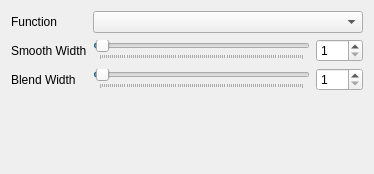
david-cattermole/mayaMatchMoveSolver, file python/mmSolver/tools/smoothkeyframes/ui/smoothkeys_layout.ui: the form before one commit.
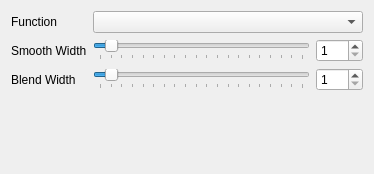
The form after the commit.

Commit message: Changed 'smooth keys' UI slider maximum values to be lower.

What changed in the file:
```diff
--- a/python/mmSolver/tools/smoothkeyframes/ui/smoothkeys_layout.ui
+++ b/python/mmSolver/tools/smoothkeyframes/ui/smoothkeys_layout.ui
@@ -34,7 +34,7 @@
           <number>1</number>
          </property>
          <property name="maximum">
-          <number>100</number>
+          <number>20</number>
          </property>
          <property name="pageStep">
           <number>1</number>
@@ -93,7 +93,7 @@
           <number>1</number>
          </property>
          <property name="maximum">
-          <number>100</number>
+          <number>20</number>
          </property>
          <property name="pageStep">
           <number>1</number>
```
